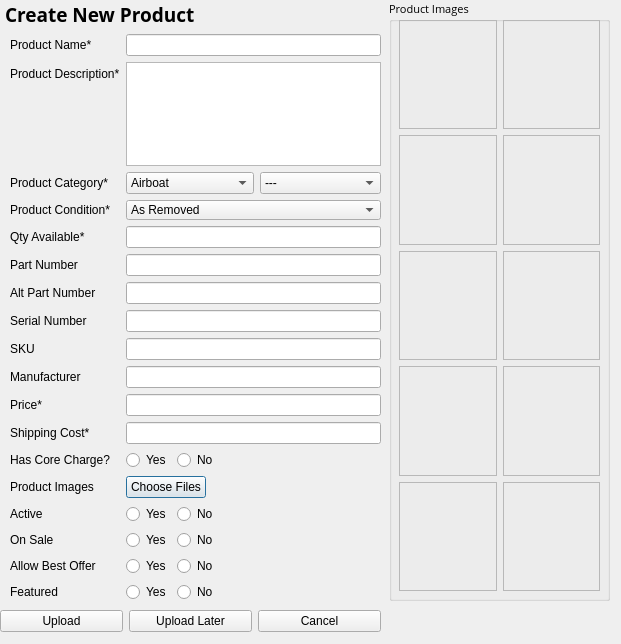
First picture: the form in ui_redesign/newProductDialog.ui, repository jwfraustro/laughing-waddle, before the edit.
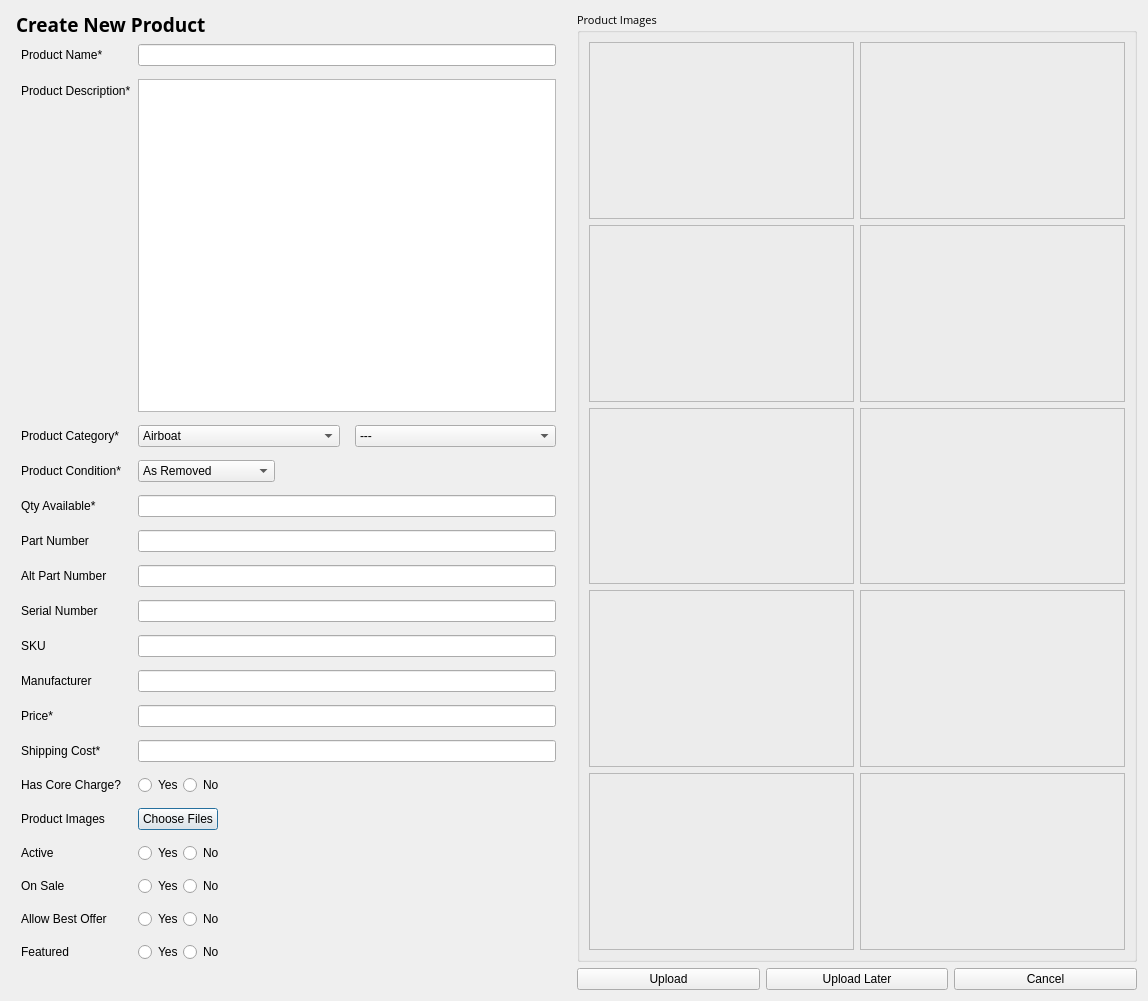
Second picture: the form after the edit.

The edit to the form file:
```diff
--- a/ui_redesign/newProductDialog.ui
+++ b/ui_redesign/newProductDialog.ui
@@ -9,23 +9,16 @@
    <rect>
     <x>0</x>
     <y>0</y>
-    <width>621</width>
-    <height>644</height>
+    <width>1148</width>
+    <height>1001</height>
    </rect>
   </property>
   <property name="windowTitle">
    <string>List a New Product</string>
   </property>
-  <widget class="QWidget" name="verticalLayoutWidget">
-   <property name="geometry">
-    <rect>
-     <x>0</x>
-     <y>1</y>
-     <width>381</width>
-     <height>601</height>
-    </rect>
-   </property>
-   <layout class="QVBoxLayout" name="verticalLayout">
+  <layout class="QGridLayout" name="gridLayout_2">
+   <item row="0" column="1">
+    <layout class="QVBoxLayout" name="verticalLayout" stretch="0,0">
     <property name="leftMargin">
      <number>5</number>
     </property>
@@ -53,9 +46,18 @@
     </item>
     <item>
      <layout class="QFormLayout" name="formLayout">
+       <property name="horizontalSpacing">
+        <number>7</number>
+       </property>
+       <property name="verticalSpacing">
+        <number>13</number>
+       </property>
       <property name="leftMargin">
        <number>5</number>
       </property>
+       <property name="rightMargin">
+        <number>15</number>
+       </property>
       <item row="0" column="0">
        <widget class="QLabel" name="name_lbl">
         <property name="text">
@@ -89,10 +91,13 @@
       </item>
       <item row="2" column="1">
        <layout class="QHBoxLayout" name="horizontalLayout_10">
+         <property name="spacing">
+          <number>15</number>
+         </property>
         <item>
          <widget class="QComboBox" name="cat_options">
           <property name="sizePolicy">
-           <sizepolicy hsizetype="Fixed" vsizetype="Fixed">
+            <sizepolicy hsizetype="MinimumExpanding" vsizetype="Fixed">
             <horstretch>0</horstretch>
             <verstretch>0</verstretch>
            </sizepolicy>
@@ -172,6 +177,12 @@
         </item>
         <item>
          <widget class="QComboBox" name="subcat_options">
+           <property name="sizePolicy">
+            <sizepolicy hsizetype="MinimumExpanding" vsizetype="Fixed">
+             <horstretch>0</horstretch>
+             <verstretch>0</verstretch>
+            </sizepolicy>
+           </property>
           <property name="frame">
            <bool>true</bool>
           </property>
@@ -194,7 +205,7 @@
       <item row="3" column="1">
        <widget class="QComboBox" name="cond_options">
         <property name="sizePolicy">
-         <sizepolicy hsizetype="Ignored" vsizetype="Fixed">
+          <sizepolicy hsizetype="Fixed" vsizetype="Fixed">
           <horstretch>0</horstretch>
           <verstretch>0</verstretch>
          </sizepolicy>
@@ -266,7 +277,14 @@
        </widget>
       </item>
       <item row="4" column="1">
-       <widget class="QLineEdit" name="qty_le"/>
+        <widget class="QLineEdit" name="qty_le">
+         <property name="sizePolicy">
+          <sizepolicy hsizetype="Expanding" vsizetype="Fixed">
+           <horstretch>0</horstretch>
+           <verstretch>0</verstretch>
+          </sizepolicy>
+         </property>
+        </widget>
       </item>
       <item row="5" column="0">
        <widget class="QLabel" name="mpn_lbl">
@@ -276,7 +294,14 @@
        </widget>
       </item>
       <item row="5" column="1">
-       <widget class="QLineEdit" name="pn_le"/>
+        <widget class="QLineEdit" name="pn_le">
+         <property name="sizePolicy">
+          <sizepolicy hsizetype="Expanding" vsizetype="Fixed">
+           <horstretch>0</horstretch>
+           <verstretch>0</verstretch>
+          </sizepolicy>
+         </property>
+        </widget>
       </item>
       <item row="6" column="0">
        <widget class="QLabel" name="ampn_lbl">
@@ -286,7 +311,14 @@
        </widget>
       </item>
       <item row="6" column="1">
-       <widget class="QLineEdit" name="apn_le"/>
+        <widget class="QLineEdit" name="apn_le">
+         <property name="sizePolicy">
+          <sizepolicy hsizetype="Expanding" vsizetype="Fixed">
+           <horstretch>0</horstretch>
+           <verstretch>0</verstretch>
+          </sizepolicy>
+         </property>
+        </widget>
       </item>
       <item row="7" column="0">
        <widget class="QLabel" name="sn_lbl">
@@ -296,7 +328,14 @@
        </widget>
       </item>
       <item row="7" column="1">
-       <widget class="QLineEdit" name="sn_le"/>
+        <widget class="QLineEdit" name="sn_le">
+         <property name="sizePolicy">
+          <sizepolicy hsizetype="Expanding" vsizetype="Fixed">
+           <horstretch>0</horstretch>
+           <verstretch>0</verstretch>
+          </sizepolicy>
+         </property>
+        </widget>
       </item>
       <item row="8" column="0">
        <widget class="QLabel" name="sku_lbl">
@@ -306,7 +345,14 @@
        </widget>
       </item>
       <item row="8" column="1">
-       <widget class="QLineEdit" name="sku_le"/>
+        <widget class="QLineEdit" name="sku_le">
+         <property name="sizePolicy">
+          <sizepolicy hsizetype="Expanding" vsizetype="Fixed">
+           <horstretch>0</horstretch>
+           <verstretch>0</verstretch>
+          </sizepolicy>
+         </property>
+        </widget>
       </item>
       <item row="9" column="0">
        <widget class="QLabel" name="mfr_lbl">
@@ -316,7 +362,14 @@
        </widget>
       </item>
       <item row="9" column="1">
-       <widget class="QLineEdit" name="mfr_le"/>
+        <widget class="QLineEdit" name="mfr_le">
+         <property name="sizePolicy">
+          <sizepolicy hsizetype="Expanding" vsizetype="Fixed">
+           <horstretch>0</horstretch>
+           <verstretch>0</verstretch>
+          </sizepolicy>
+         </property>
+        </widget>
       </item>
       <item row="10" column="0">
        <widget class="QLabel" name="price_lbl">
@@ -326,7 +379,14 @@
        </widget>
       </item>
       <item row="10" column="1">
-       <widget class="QLineEdit" name="price_le"/>
+        <widget class="QLineEdit" name="price_le">
+         <property name="sizePolicy">
+          <sizepolicy hsizetype="Expanding" vsizetype="Fixed">
+           <horstretch>0</horstretch>
+           <verstretch>0</verstretch>
+          </sizepolicy>
+         </property>
+        </widget>
       </item>
       <item row="11" column="0">
        <widget class="QLabel" name="ship_lbl">
@@ -336,7 +396,14 @@
        </widget>
       </item>
       <item row="11" column="1">
-       <widget class="QLineEdit" name="ship_le"/>
+        <widget class="QLineEdit" name="ship_le">
+         <property name="sizePolicy">
+          <sizepolicy hsizetype="Expanding" vsizetype="Fixed">
+           <horstretch>0</horstretch>
+           <verstretch>0</verstretch>
+          </sizepolicy>
+         </property>
+        </widget>
       </item>
       <item row="12" column="0">
        <widget class="QLabel" name="core_lbl">
@@ -522,15 +589,14 @@
      </layout>
     </item>
    </layout>
-  </widget>
+   </item>
+   <item row="0" column="2">
   <widget class="QGroupBox" name="img_groupbox">
-   <property name="geometry">
-    <rect>
-     <x>389</x>
-     <y>0</y>
-     <width>221</width>
-     <height>601</height>
-    </rect>
+     <property name="sizePolicy">
+      <sizepolicy hsizetype="MinimumExpanding" vsizetype="Preferred">
+       <horstretch>0</horstretch>
+       <verstretch>0</verstretch>
+      </sizepolicy>
    </property>
    <property name="font">
     <font>
@@ -547,15 +613,8 @@
    <property name="title">
     <string>Product Images</string>
    </property>
-   <widget class="QWidget" name="gridLayoutWidget">
-    <property name="geometry">
-     <rect>
-      <x>10</x>
-      <y>20</y>
-      <width>201</width>
-      <height>571</height>
-     </rect>
-    </property>
+     <layout class="QVBoxLayout" name="verticalLayout_2">
+      <item>
     <layout class="QGridLayout" name="gridLayout">
      <item row="1" column="0">
       <widget class="QLabel" name="img3_lbl">
@@ -778,27 +837,11 @@
       </widget>
      </item>
     </layout>
-    <zorder>img10_lbl</zorder>
-    <zorder>img9_lbl</zorder>
-    <zorder>img7_lbl</zorder>
-    <zorder>img2_lbl</zorder>
-    <zorder>img5_lbl</zorder>
-    <zorder>img8_lbl</zorder>
-    <zorder>img6_lbl</zorder>
-    <zorder>img4_lbl</zorder>
-    <zorder>img1_lbl</zorder>
-    <zorder>img3_lbl</zorder>
-   </widget>
-  </widget>
-  <widget class="QWidget" name="horizontalLayoutWidget_7">
-   <property name="geometry">
-    <rect>
-     <x>0</x>
-     <y>601</y>
-     <width>381</width>
-     <height>41</height>
-    </rect>
-   </property>
+      </item>
+     </layout>
+    </widget>
+   </item>
+   <item row="1" column="2">
    <layout class="QHBoxLayout" name="horizontalLayout_11">
     <item>
      <widget class="QPushButton" name="upload_new_button">
@@ -822,7 +865,8 @@
      </widget>
     </item>
    </layout>
-  </widget>
+   </item>
+  </layout>
  </widget>
  <resources/>
  <connections>
```
Lines whose indentation alone changed are shown as unchanged.
